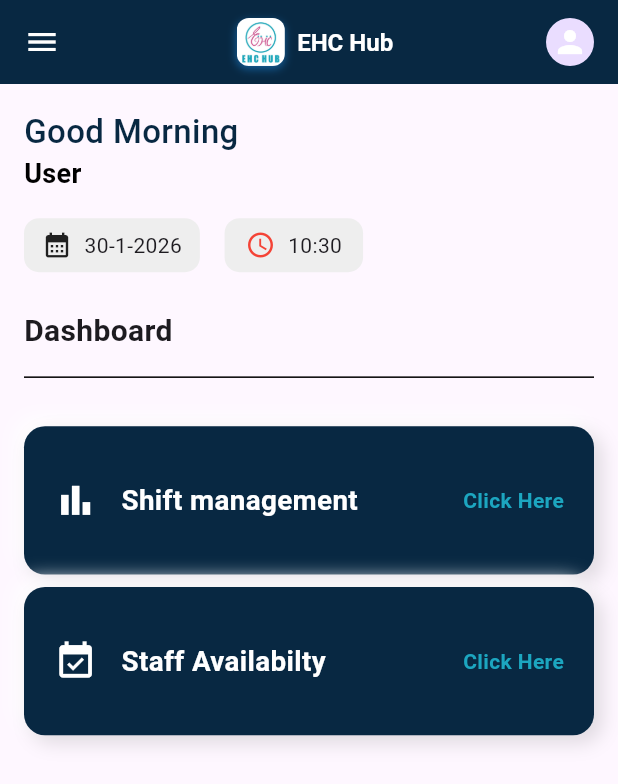
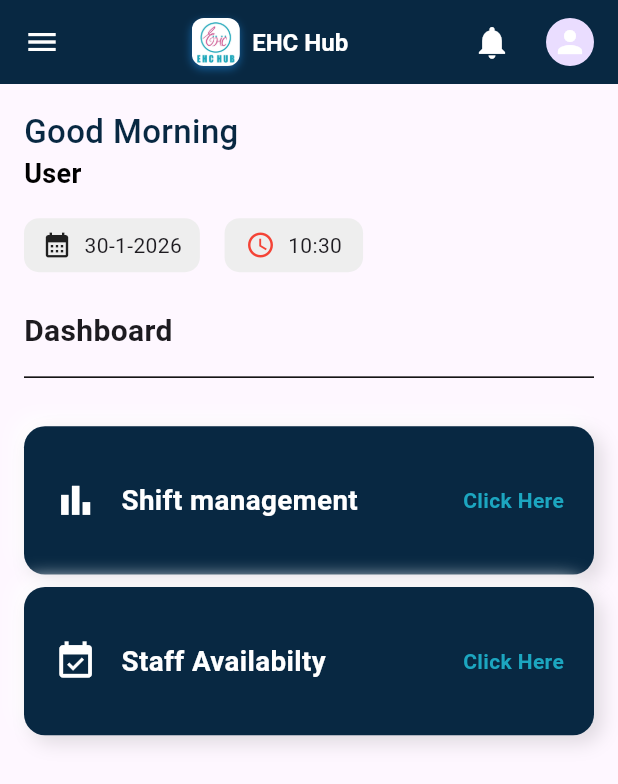
Before and after one commit to getupsolutions/ezaal-app, a Flutter app: the AdminDashboardPage screen opened directly, on a phone screen of 412 x 824 dp. Shown: the top 784 px of the screen. Run offline on Flutter 3.47's test engine with Material 3 defaults, Android fonts, the phone set to English and light mode, and no system bars; our stand-ins replace audioplayers, connectivity_plus, equatable, flutter_bloc, flutter_local_notifications, flutter_svg and 8 more; accounts and stored records are empty; network calls fail; project files that could hold a hidden picture were left out.

Commit message:
notification count Implemented

```diff
--- a/lib/features/admin_side/admin_dashboard/presentation/screen/admin_dashboardscreen.dart
+++ b/lib/features/admin_side/admin_dashboard/presentation/screen/admin_dashboardscreen.dart
@@ -1,8 +1,10 @@
 import 'dart:async';
 import 'package:ezaal/core/constant/constant.dart';
+import 'package:ezaal/core/services/notification_polling.dart';
 import 'package:ezaal/core/widgets/navigator_helper.dart';
 import 'package:ezaal/features/admin_side/Shift_managemnet_Screen/presentation/screen/shift_managmentscreen.dart';
 import 'package:ezaal/features/admin_side/admin_dashboard/presentation/bloc/notification_bloc.dart';
+import 'package:ezaal/features/admin_side/admin_dashboard/presentation/bloc/notification_event.dart';
 import 'package:ezaal/features/admin_side/admin_dashboard/presentation/bloc/notification_state.dart';
 import 'package:ezaal/features/admin_side/admin_dashboard/presentation/widget/admin_drawer.dart';
 import 'package:ezaal/features/admin_side/admin_dashboard/presentation/widget/dashboard_tile.dart';
@@ -24,6 +26,8 @@ class AdminDashboardPage extends StatefulWidget {
 
 class _AdminDashboardPageState extends State<AdminDashboardPage> {
   final GlobalKey<ScaffoldState> _scaffoldKey = GlobalKey<ScaffoldState>();
+  final NotificationPollingService _pollingService =
+      NotificationPollingService();
 
   String greeting = "";
   late Timer _timer;
@@ -43,11 +47,19 @@ class _AdminDashboardPageState extends State<AdminDashboardPage> {
         });
       }
     });
+    _pollingService.onPoll = () {
+      if (mounted) {
+        context.read<NotificationBloc>().add(FetchUnreadCount());
+      }
+    };
+
+    _pollingService.startPolling(intervalSeconds: 30);
   }
 
   @override
   void dispose() {
     _timer.cancel();
+    _pollingService.stopPolling();
     super.dispose();
   }
 
@@ -68,7 +80,6 @@ class _AdminDashboardPageState extends State<AdminDashboardPage> {
     }
   }
 
-  @override
   @override
   Widget build(BuildContext context) {
     final width = MediaQuery.of(context).size.width;
@@ -136,55 +147,56 @@ class _AdminDashboardPageState extends State<AdminDashboardPage> {
           ),
         ),
         actions: [
-          // BlocBuilder<NotificationBloc, NotificationState>(
-          //   builder: (context, notificationState) {
-          //     int unreadCount = 0;
+          BlocBuilder<NotificationBloc, NotificationState>(
+            builder: (context, notificationState) {
+              int unreadCount = 0;
 
-          //     if (notificationState is NotificationLoaded) {
-          //       unreadCount = notificationState.unreadCount;
-          //     }
+              if (notificationState is NotificationLoaded) {
+                unreadCount =
+                    int.tryParse(notificationState.unreadCount.toString()) ?? 0;
+              }
 
-          //     return Padding(
-          //       padding: const EdgeInsets.only(right: 12.0),
-          //       child: Stack(
-          //         children: [
-          //           IconButton(
-          //             icon: Icon(Icons.notifications, color: kWhite, size: 26),
-          //             onPressed: () {
-          //               NavigatorHelper.push(NotificationPage());
-          //             },
-          //           ),
-          //           if (unreadCount > 0)
-          //             Positioned(
-          //               right: 8,
-          //               top: 8,
-          //               child: Container(
-          //                 padding: EdgeInsets.all(4),
-          //                 decoration: BoxDecoration(
-          //                   color: Colors.red,
-          //                   shape: BoxShape.circle,
-          //                 ),
-          //                 constraints: BoxConstraints(
-          //                   minWidth: 18,
-          //                   minHeight: 18,
-          //                 ),
-          //                 child: Center(
-          //                   child: Text(
-          //                     unreadCount > 99 ? '99+' : unreadCount.toString(),
-          //                     style: TextStyle(
-          //                       color: Colors.white,
-          //                       fontSize: 10,
-          //                       fontWeight: FontWeight.bold,
-          //                     ),
-          //                   ),
-          //                 ),
-          //               ),
-          //             ),
-          //         ],
-          //       ),
-          //     );
-          //   },
-          // ),
+              return Padding(
+                padding: const EdgeInsets.only(right: 12.0),
+                child: Stack(
+                  children: [
+                    IconButton(
+                      icon: Icon(Icons.notifications, color: kWhite, size: 26),
+                      onPressed: () {
+                        NavigatorHelper.push(NotificationPage());
+                      },
+                    ),
+                    if (unreadCount > 0)
+                      Positioned(
+                        right: 8,
+                        top: 8,
+                        child: Container(
+                          padding: EdgeInsets.all(4),
+                          decoration: BoxDecoration(
+                            color: Colors.red,
+                            shape: BoxShape.circle,
+                          ),
+                          constraints: BoxConstraints(
+                            minWidth: 18,
+                            minHeight: 18,
+                          ),
+                          child: Center(
+                            child: Text(
+                              unreadCount > 99 ? '99+' : unreadCount.toString(),
+                              style: TextStyle(
+                                color: Colors.white,
+                                fontSize: 10,
+                                fontWeight: FontWeight.bold,
+                              ),
+                            ),
+                          ),
+                        ),
+                      ),
+                  ],
+                ),
+              );
+            },
+          ),
           BlocBuilder<AuthBloc, AuthState>(
             builder: (context, state) {
               String userName = "User";
--- a/pubspec.yaml
+++ b/pubspec.yaml
@@ -54,6 +54,9 @@ dependencies:
   url_launcher: ^6.3.2
   connectivity_plus: ^7.0.0
   timeago: ^3.7.1
+  flutter_local_notifications: ^20.0.0
+  audioplayers: ^6.5.1
+  permission_handler: ^12.0.1
 
 dev_dependencies:
   flutter_test:
@@ -92,6 +95,7 @@ flutter:
     - assets/svg/my_roster.svg
     - assets/svg/available_shift_user_icon.svg
     - assets/svg/event-svgrepo-com.svg
+    - assets/sounds/
 
 flutter_icons:
   android: true
```
Also changed, not shown: lib/core/services/notification_polling.dart (added, +137 -0 lines), lib/core/services/notification_service.dart (added, +199 -0 lines), lib/main.dart (+20 -1 lines), pubspec.lock, 11 other files.
